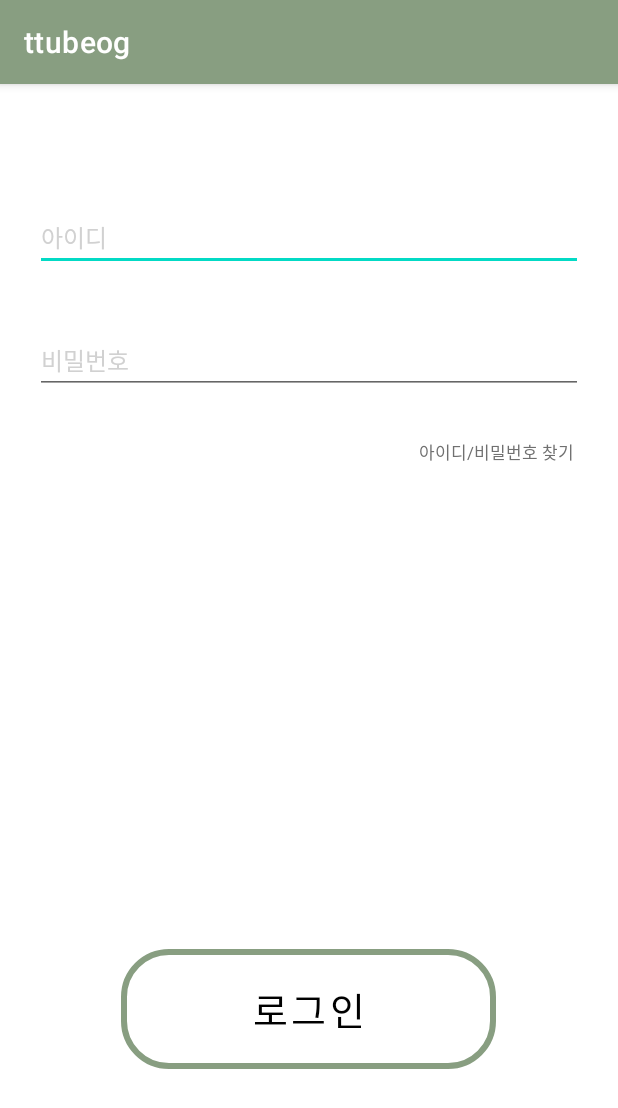
After one commit to wowthing/android_ttubeok, an Android app: the Login screen opened directly, with no data from a screen before it, on a phone screen of 412 x 824 dp. The commit adds this screen. Shown: the top 1108 px of the screen. Run offline under Robolectric (Android 15) with nearby library versions, the phone set to English and light mode, and no system bars.

Commit message:
로그인 구현

```diff
--- a/app/src/main/AndroidManifest.xml
+++ b/app/src/main/AndroidManifest.xml
@@ -14,8 +14,8 @@
         android:supportsRtl="true"
         android:theme="@style/Theme.Ttubeog"
         tools:ignore="AllowBackup">
-        <activity android:name=".Join"></activity>
-        <!-- 네이버 지도 -->
+        <activity android:name=".Login"></activity>
+        <activity android:name=".Join" /> <!-- 네이버 지도 -->
         <meta-data
             android:name="com.naver.maps.map.CLIENT_ID"
             android:value="zuh69349nj" />
@@ -27,7 +27,7 @@
                 <category android:name="android.intent.category.LAUNCHER" />
             </intent-filter>
         </activity>
-        <activity android:name=".MainActivity"></activity>
+        <activity android:name=".MainActivity" />
     </application>
 
 </manifest>
--- a/app/src/main/java/com/example/ttubeog/AppStart.java
+++ b/app/src/main/java/com/example/ttubeog/AppStart.java
@@ -27,7 +27,7 @@ public class AppStart extends AppCompatActivity {
         login.setOnClickListener(new View.OnClickListener() {
             @Override
             public void onClick(View v) {
-                Intent intent = new Intent(AppStart.this, MainActivity.class); //로그인 연결
+                Intent intent = new Intent(AppStart.this, Login.class); //로그인 연결
                 startActivity(intent);
             }
         });
--- /dev/null
+++ b/app/src/main/java/com/example/ttubeog/Login.java
@@ -0,0 +1,14 @@
+package com.example.ttubeog;
+
+import androidx.appcompat.app.AppCompatActivity;
+
+import android.os.Bundle;
+
+public class Login extends AppCompatActivity {
+
+    @Override
+    protected void onCreate(Bundle savedInstanceState) {
+        super.onCreate(savedInstanceState);
+        setContentView(R.layout.activity_login);
+    }
+}
--- a/app/src/main/res/layout/activity_join.xml
+++ b/app/src/main/res/layout/activity_join.xml
@@ -12,7 +12,7 @@
         android:layout_height="wrap_content"
         android:layout_marginLeft="23dp"
         android:layout_marginRight="23dp"
-        android:layout_marginTop="43dp"
+        android:layout_marginTop="80dp"
         android:hint="아이디"
         android:includeFontPadding="false"
         android:inputType="text"
@@ -131,7 +131,7 @@
         android:id="@+id/btn_join"
         android:layout_width="250dp"
         android:layout_height="80dp"
-        android:layout_marginTop="228dp"
+        android:layout_marginTop="452dp"
         android:background="@drawable/login_btn"
         android:text="회원가입"
         android:textColor="#000000"
@@ -139,7 +139,7 @@
         app:layout_constraintEnd_toEndOf="parent"
         app:layout_constraintHorizontal_bias="0.496"
         app:layout_constraintStart_toStartOf="parent"
-        app:layout_constraintTop_toBottomOf="@+id/join_name" />
+        app:layout_constraintTop_toBottomOf="@+id/join_id" />
 
 
 </androidx.constraintlayout.widget.ConstraintLayout>
--- /dev/null
+++ b/app/src/main/res/layout/activity_login.xml
@@ -0,0 +1,101 @@
+<?xml version="1.0" encoding="utf-8"?>
+<androidx.constraintlayout.widget.ConstraintLayout xmlns:android="http://schemas.android.com/apk/res/android"
+    xmlns:app="http://schemas.android.com/apk/res-auto"
+    xmlns:tools="http://schemas.android.com/tools"
+    android:layout_width="match_parent"
+    android:layout_height="match_parent"
+    tools:context=".Login">
+
+   <EditText
+        android:id="@+id/id"
+        android:layout_width="0dp"
+        android:layout_height="wrap_content"
+        android:layout_marginLeft="23dp"
+        android:layout_marginTop="80dp"
+        android:layout_marginRight="23dp"
+        android:hint="아이디"
+        android:includeFontPadding="false"
+        android:inputType="text"
+        android:textColorHint="#d1d1d1"
+        android:textFontWeight="700"
+        android:textSize="16sp"
+        app:layout_constraintEnd_toEndOf="parent"
+        app:layout_constraintStart_toStartOf="parent"
+        app:layout_constraintTop_toTopOf="parent"/>
+
+    <EditText
+        android:id="@+id/pw"
+        android:layout_width="0dp"
+        android:layout_height="wrap_content"
+        android:layout_marginLeft="23dp"
+        android:layout_marginTop="37dp"
+        android:layout_marginRight="23dp"
+        android:hint="비밀번호"
+        android:includeFontPadding="false"
+        android:inputType="textPassword"
+        android:textColorHint="#d1d1d1"
+        android:textFontWeight="700"
+        android:textSize="16sp"
+        app:layout_constraintEnd_toEndOf="parent"
+        app:layout_constraintStart_toStartOf="parent"
+        app:layout_constraintTop_toBottomOf="@+id/id" />
+
+    <TextView
+        android:id="@+id/star"
+        android:layout_width="wrap_content"
+        android:layout_height="wrap_content"
+        android:text="*"
+        android:includeFontPadding="false"
+        android:textFontWeight="500"
+        android:visibility="invisible"
+        app:layout_constraintEnd_toStartOf="@+id/error_message"
+        app:layout_constraintTop_toTopOf="@+id/error_message" />
+
+    <TextView
+        android:id="@+id/error_message"
+        android:layout_width="wrap_content"
+        android:layout_height="wrap_content"
+        android:includeFontPadding="false"
+        android:textFontWeight="500"
+        android:textSize="12sp"
+        android:layout_marginTop="5dp"
+        app:layout_constraintEnd_toEndOf="@+id/pw"
+        app:layout_constraintTop_toBottomOf="@+id/pw" />
+
+    <LinearLayout
+        android:layout_width="wrap_content"
+        android:layout_height="wrap_content"
+        android:layout_marginTop="30dp"
+        android:orientation="horizontal"
+        app:layout_constraintEnd_toEndOf="@+id/pw"
+        app:layout_constraintStart_toStartOf="@+id/pw"
+        app:layout_constraintTop_toBottomOf="@+id/pw">
+
+        <TextView
+            android:id="@+id/id_search"
+            android:layout_width="wrap_content"
+            android:layout_height="wrap_content"
+            android:layout_marginLeft="250dp"
+            android:includeFontPadding="false"
+            android:text="아이디/비밀번호 찾기"
+            android:textColor="#707070"
+            android:textFontWeight="500"
+            android:textSize="11sp" />
+
+    </LinearLayout>
+
+    <Button
+        android:id="@+id/btn_login"
+        android:layout_width="250dp"
+        android:layout_height="80dp"
+        android:layout_marginTop="452dp"
+        android:background="@drawable/login_btn"
+        android:text="로그인"
+        android:textColor="#000000"
+        android:textSize="25dp"
+        app:layout_constraintEnd_toEndOf="parent"
+        app:layout_constraintHorizontal_bias="0.496"
+        app:layout_constraintStart_toStartOf="parent"
+        app:layout_constraintTop_toBottomOf="@+id/id" />
+
+</androidx.constraintlayout.widget.ConstraintLayout>
```
